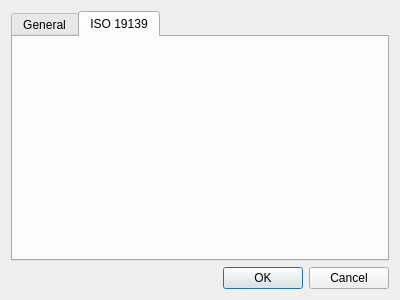
Old version of the form src/ui/ui_settings.ui in the repository nextgis/qgis_metatools.
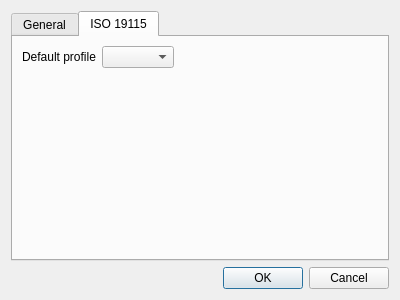
New version of the form. The open tabs and pages were chosen to show the change.

What changed in the file:
```diff
--- a/src/ui/ui_settings.ui
+++ b/src/ui/ui_settings.ui
@@ -48,8 +48,23 @@
      </widget>
      <widget class="QWidget" name="tab_2">
       <attribute name="title">
-       <string>ISO 19139</string>
+       <string>ISO 19115</string>
       </attribute>
+      <layout class="QFormLayout" name="formLayout">
+       <property name="fieldGrowthPolicy">
+        <enum>QFormLayout::ExpandingFieldsGrow</enum>
+       </property>
+       <item row="0" column="0">
+        <widget class="QLabel" name="defaultProfileLabel">
+         <property name="text">
+          <string>Default profile</string>
+         </property>
+        </widget>
+       </item>
+       <item row="0" column="1">
+        <widget class="QComboBox" name="defaultProfileComboBox"/>
+       </item>
+      </layout>
      </widget>
     </widget>
    </item>
```
Left out of the diff: 4 changed lines with no effect on the pictures.
